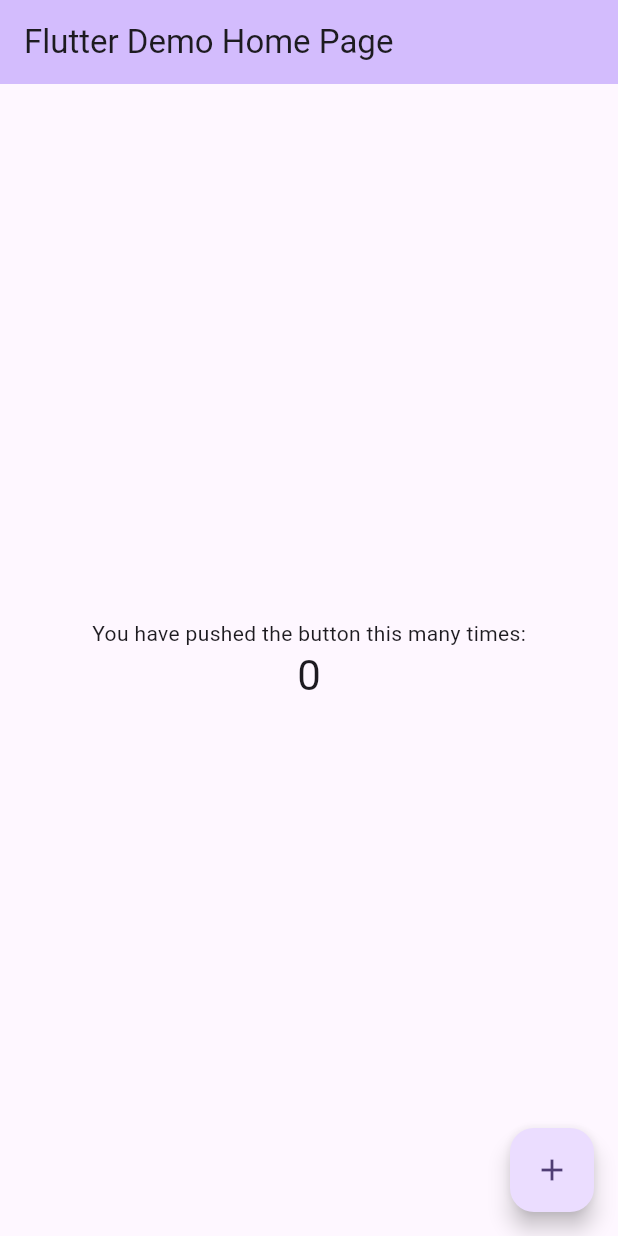
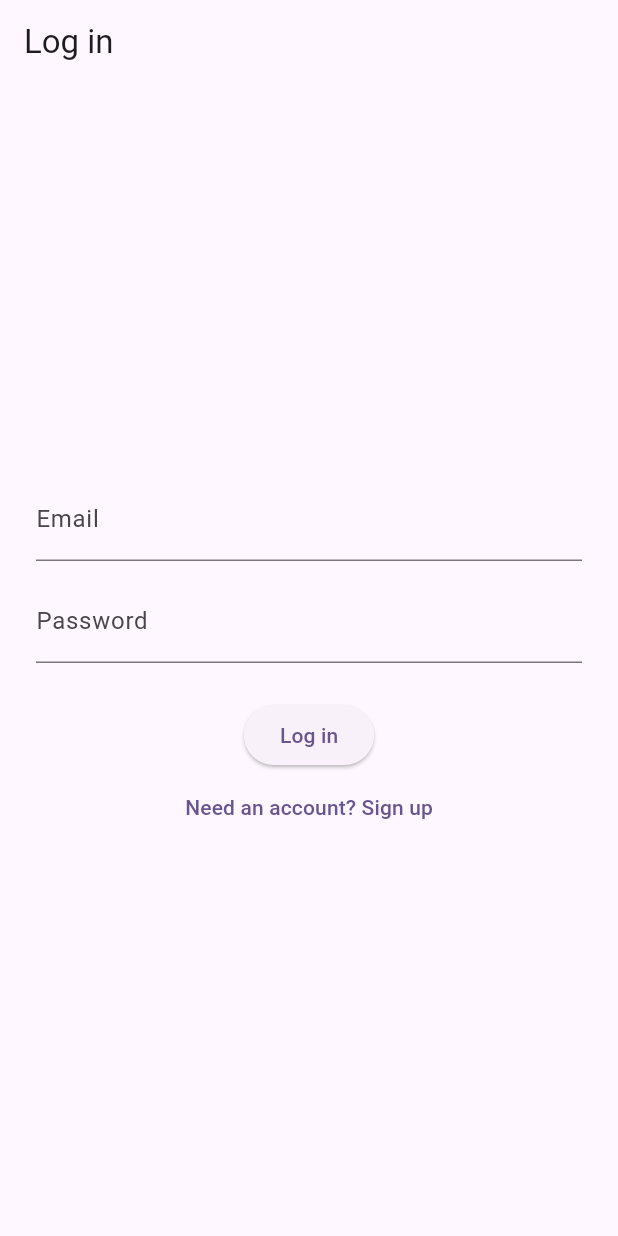
Before and after one commit to ptrickz/myCalorieTracker, a Flutter app: the screen it shows after launch, on a phone screen of 412 x 824 dp. Run offline on Flutter 3.47's test engine with Material 3 defaults, Android fonts, the phone set to English and light mode, and no system bars; our stand-ins replace flutter_secure_storage.

Commit message:
feat: created auth screens and schema

```diff
--- /dev/null
+++ b/my_calorie/lib/config.dart
@@ -0,0 +1,5 @@
+// Change this depending on where the app is running relative to the backend.
+// - Android emulator (current default): http://10.0.2.2:3000
+// - Windows desktop / Chrome / Edge on the same machine as the backend: http://localhost:3000
+// - Physical device on same Wi-Fi: http://<your-machine-LAN-IP>:3000
+const String apiBaseUrl = "http://10.0.2.2:3000";
--- a/my_calorie/lib/main.dart
+++ b/my_calorie/lib/main.dart
@@ -1,4 +1,7 @@
-import 'package:flutter/material.dart';
+import "package:flutter/material.dart";
+import "screens/login_screen.dart";
+import "screens/home_screen.dart";
+import "services/auth_storage.dart";
 
 void main() {
   runApp(const MyApp());
@@ -7,116 +10,46 @@ void main() {
 class MyApp extends StatelessWidget {
   const MyApp({super.key});
 
-  // This widget is the root of your application.
   @override
   Widget build(BuildContext context) {
     return MaterialApp(
-      title: 'Flutter Demo',
-      theme: ThemeData(
-        // This is the theme of your application.
-        //
-        // TRY THIS: Try running your application with "flutter run". You'll see
-        // the application has a purple toolbar. Then, without quitting the app,
-        // try changing the seedColor in the colorScheme below to Colors.green
-        // and then invoke "hot reload" (save your changes or press the "hot
-        // reload" button in a Flutter-supported IDE, or press "r" if you used
-        // the command line to start the app).
-        //
-        // Notice that the counter didn't reset back to zero; the application
-        // state is not lost during the reload. To reset the state, use hot
-        // restart instead.
-        //
-        // This works for code too, not just values: Most code changes can be
-        // tested with just a hot reload.
-        colorScheme: .fromSeed(seedColor: Colors.deepPurple),
-      ),
-      home: const MyHomePage(title: 'Flutter Demo Home Page'),
+      title: "MyCalorie",
+      theme: ThemeData(colorScheme: ColorScheme.fromSeed(seedColor: Colors.deepPurple)),
+      home: const StartupScreen(),
     );
   }
 }
 
-class MyHomePage extends StatefulWidget {
-  const MyHomePage({super.key, required this.title});
-
-  // This widget is the home page of your application. It is stateful, meaning
-  // that it has a State object (defined below) that contains fields that affect
-  // how it looks.
-
-  // This class is the configuration for the state. It holds the values (in this
-  // case the title) provided by the parent (in this case the App widget) and
-  // used by the build method of the State. Fields in a Widget subclass are
-  // always marked "final".
-
-  final String title;
+// Checks whether a token is already saved and routes straight to Home if so,
+// so the user isn't asked to log in again every time the app opens.
+class StartupScreen extends StatefulWidget {
+  const StartupScreen({super.key});
 
   @override
-  State<MyHomePage> createState() => _MyHomePageState();
+  State<StartupScreen> createState() => _StartupScreenState();
 }
 
-class _MyHomePageState extends State<MyHomePage> {
-  int _counter = 0;
+class _StartupScreenState extends State<StartupScreen> {
+  final _authStorage = AuthStorage();
 
-  void _incrementCounter() {
-    setState(() {
-      // This call to setState tells the Flutter framework that something has
-      // changed in this State, which causes it to rerun the build method below
-      // so that the display can reflect the updated values. If we changed
-      // _counter without calling setState(), then the build method would not be
-      // called again, and so nothing would appear to happen.
-      _counter++;
-    });
+  @override
+  void initState() {
+    super.initState();
+    _decideStartScreen();
+  }
+
+  Future<void> _decideStartScreen() async {
+    final token = await _authStorage.readToken();
+    if (!mounted) return;
+    Navigator.of(context).pushReplacement(
+      MaterialPageRoute(
+        builder: (_) => token == null ? const LoginScreen() : const HomeScreen(),
+      ),
+    );
   }
 
   @override
   Widget build(BuildContext context) {
-    // This method is rerun every time setState is called, for instance as done
-    // by the _incrementCounter method above.
-    //
-    // The Flutter framework has been optimized to make rerunning build methods
-    // fast, so that you can just rebuild anything that needs updating rather
-    // than having to individually change instances of widgets.
-    return Scaffold(
-      appBar: AppBar(
-        // TRY THIS: Try changing the color here to a specific color (to
-        // Colors.amber, perhaps?) and trigger a hot reload to see the AppBar
-        // change color while the other colors stay the same.
-        backgroundColor: Theme.of(context).colorScheme.inversePrimary,
-        // Here we take the value from the MyHomePage object that was created by
-        // the App.build method, and use it to set our appbar title.
-        title: Text(widget.title),
-      ),
-      body: Center(
-        // Center is a layout widget. It takes a single child and positions it
-        // in the middle of the parent.
-        child: Column(
-          // Column is also a layout widget. It takes a list of children and
-          // arranges them vertically. By default, it sizes itself to fit its
-          // children horizontally, and tries to be as tall as its parent.
-          //
-          // Column has various properties to control how it sizes itself and
-          // how it positions its children. Here we use mainAxisAlignment to
-          // center the children vertically; the main axis here is the vertical
-          // axis because Columns are vertical (the cross axis would be
-          // horizontal).
-          //
-          // TRY THIS: Invoke "debug painting" (choose the "Toggle Debug Paint"
-          // action in the IDE, or press "p" in the console), to see the
-          // wireframe for each widget.
-          mainAxisAlignment: .center,
-          children: [
-            const Text('You have pushed the button this many times:'),
-            Text(
-              '$_counter',
-              style: Theme.of(context).textTheme.headlineMedium,
-            ),
-          ],
-        ),
-      ),
-      floatingActionButton: FloatingActionButton(
-        onPressed: _incrementCounter,
-        tooltip: 'Increment',
-        child: const Icon(Icons.add),
-      ),
-    );
+    return const Scaffold(body: Center(child: CircularProgressIndicator()));
   }
 }
--- /dev/null
+++ b/my_calorie/lib/screens/login_screen.dart
@@ -0,0 +1,87 @@
+import "package:flutter/material.dart";
+import "../services/api_service.dart";
+import "../services/auth_storage.dart";
+import "home_screen.dart";
+import "signup_screen.dart";
+
+class LoginScreen extends StatefulWidget {
+  const LoginScreen({super.key});
+
+  @override
+  State<LoginScreen> createState() => _LoginScreenState();
+}
+
+class _LoginScreenState extends State<LoginScreen> {
+  final _emailController = TextEditingController();
+  final _passwordController = TextEditingController();
+  final _apiService = ApiService();
+  final _authStorage = AuthStorage();
+  bool _isLoading = false;
+  String? _errorMessage;
+
+  Future<void> _handleLogin() async {
+    setState(() {
+      _isLoading = true;
+      _errorMessage = null;
+    });
+
+    try {
+      final token = await _apiService.login(_emailController.text, _passwordController.text);
+      await _authStorage.saveToken(token);
+      if (!mounted) return;
+      Navigator.of(context).pushReplacement(
+        MaterialPageRoute(builder: (_) => const HomeScreen()),
+      );
+    } catch (e) {
+      setState(() => _errorMessage = e.toString());
+    } finally {
+      if (mounted) setState(() => _isLoading = false);
+    }
+  }
+
+  @override
+  Widget build(BuildContext context) {
+    return Scaffold(
+      appBar: AppBar(title: const Text("Log in")),
+      body: Padding(
+        padding: const EdgeInsets.all(24),
+        child: Column(
+          mainAxisAlignment: MainAxisAlignment.center,
+          children: [
+            TextField(
+              controller: _emailController,
+              keyboardType: TextInputType.emailAddress,
+              decoration: const InputDecoration(labelText: "Email"),
+            ),
+            const SizedBox(height: 12),
+            TextField(
+              controller: _passwordController,
+              obscureText: true,
+              decoration: const InputDecoration(labelText: "Password"),
+            ),
+            const SizedBox(height: 24),
+            if (_errorMessage != null)
+              Padding(
+                padding: const EdgeInsets.only(bottom: 12),
+                child: Text(_errorMessage!, style: const TextStyle(color: Colors.red)),
+              ),
+            ElevatedButton(
+              onPressed: _isLoading ? null : _handleLogin,
+              child: _isLoading
+                  ? const SizedBox(height: 16, width: 16, child: CircularProgressIndicator(strokeWidth: 2))
+                  : const Text("Log in"),
+            ),
+            TextButton(
+              onPressed: _isLoading
+                  ? null
+                  : () => Navigator.of(context).push(
+                        MaterialPageRoute(builder: (_) => const SignupScreen()),
+                      ),
+              child: const Text("Need an account? Sign up"),
+            ),
+          ],
+        ),
+      ),
+    );
+  }
+}
--- /dev/null
+++ b/my_calorie/lib/services/api_service.dart
@@ -0,0 +1,62 @@
+import "dart:convert";
+import "package:http/http.dart" as http;
+import "../config.dart";
+
+class ApiException implements Exception {
+  final String message;
+  ApiException(this.message);
+
+  @override
+  String toString() => message;
+}
+
+class ApiService {
+  Future<void> signup(String email, String password) async {
+    final response = await http.post(
+      Uri.parse("$apiBaseUrl/auth/signup"),
+      headers: {"Content-Type": "application/json"},
+      body: jsonEncode({"email": email, "password": password}),
+    );
+
+    if (response.statusCode != 201) {
+      throw ApiException(_extractError(response, "Signup failed"));
+    }
+  }
+
+  Future<String> login(String email, String password) async {
+    final response = await http.post(
+      Uri.parse("$apiBaseUrl/auth/login"),
+      headers: {"Content-Type": "application/json"},
+      body: jsonEncode({"email": email, "password": password}),
+    );
+
+    if (response.statusCode != 200) {
+      throw ApiException(_extractError(response, "Login failed"));
+    }
+
+    final data = jsonDecode(response.body) as Map<String, dynamic>;
+    return data["token"] as String;
+  }
+
+  Future<Map<String, dynamic>> getMe(String token) async {
+    final response = await http.get(
+      Uri.parse("$apiBaseUrl/me"),
+      headers: {"Authorization": "Bearer $token"},
+    );
+
+    if (response.statusCode != 200) {
+      throw ApiException(_extractError(response, "Could not load profile"));
+    }
+
+    return jsonDecode(response.body) as Map<String, dynamic>;
+  }
+
+  String _extractError(http.Response response, String fallback) {
+    try {
+      final data = jsonDecode(response.body) as Map<String, dynamic>;
+      return data["error"] as String? ?? fallback;
+    } catch (_) {
+      return fallback;
+    }
+  }
+}
--- /dev/null
+++ b/my_calorie/lib/services/auth_storage.dart
@@ -0,0 +1,12 @@
+import "package:flutter_secure_storage/flutter_secure_storage.dart";
+
+class AuthStorage {
+  static const _tokenKey = "auth_token";
+  final _storage = const FlutterSecureStorage();
+
+  Future<void> saveToken(String token) => _storage.write(key: _tokenKey, value: token);
+
+  Future<String?> readToken() => _storage.read(key: _tokenKey);
+
+  Future<void> clearToken() => _storage.delete(key: _tokenKey);
+}
--- a/my_calorie/pubspec.yaml
+++ b/my_calorie/pubspec.yaml
@@ -34,6 +34,8 @@ dependencies:
   # The following adds the Cupertino Icons font to your application.
   # Use with the CupertinoIcons class for iOS style icons.
   cupertino_icons: ^1.0.8
+  http: ^1.6.0
+  flutter_secure_storage: ^10.3.1
 
 dev_dependencies:
   flutter_test:
```
Also changed, not shown: my_calorie/lib/screens/home_screen.dart (added, +70 -0 lines), my_calorie/lib/screens/signup_screen.dart (added, +75 -0 lines), my_calorie/pubspec.lock, 11 other files.
